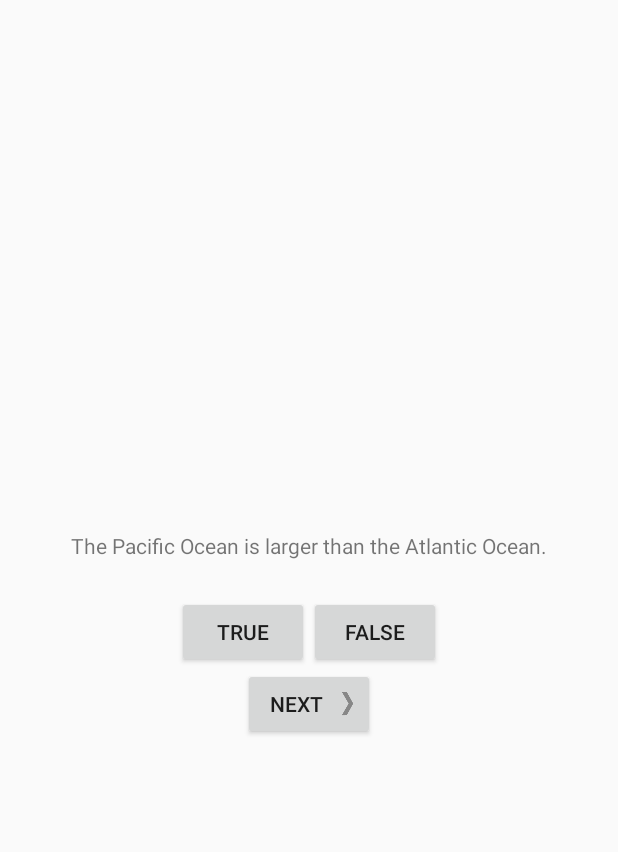
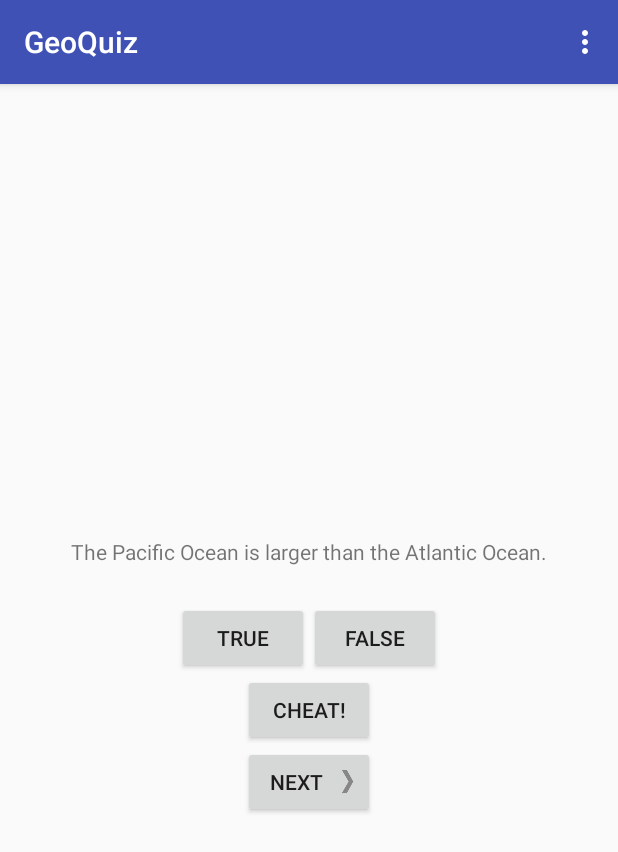
Before and after one commit to jcorpac/GeoQuiz, an Android app: the screen it shows after launch (QuizActivity), on a phone screen of 412 x 824 dp. Shown: the top 852 px of the screen. Run offline under Robolectric (Android 15) with nearby library versions, the phone set to English and light mode, and no system bars.

Commit message:
End of Chapter 5

```diff
--- a/app/src/main/AndroidManifest.xml
+++ b/app/src/main/AndroidManifest.xml
@@ -10,14 +10,16 @@
         android:theme="@style/AppTheme">
         <activity
             android:name=".QuizActivity"
-            android:label="@string/app_name"
-            android:theme="@style/AppTheme.NoActionBar">
+            android:label="@string/app_name">
             <intent-filter>
                 <action android:name="android.intent.action.MAIN" />
 
                 <category android:name="android.intent.category.LAUNCHER" />
             </intent-filter>
         </activity>
+        <activity
+            android:name=".CheatActivity"
+            android:label="@string/title_activity_cheat"></activity>
     </application>
 
 </manifest>
--- a/app/src/main/res/layout-land/activity_quiz.xml
+++ b/app/src/main/res/layout-land/activity_quiz.xml
@@ -31,7 +31,14 @@
     </LinearLayout>
 
     <Button
-        android:id="@+id/next_bbutton"
+        android:id="@+id/cheat_button"
+        android:layout_width="wrap_content"
+        android:layout_height="wrap_content"
+        android:layout_gravity="bottom|center"
+        android:text="@string/cheat_button" />
+
+    <Button
+        android:id="@+id/next_button"
         android:layout_width="wrap_content"
         android:layout_height="wrap_content"
         android:layout_gravity="bottom|right"
--- a/app/src/main/res/layout/activity_quiz.xml
+++ b/app/src/main/res/layout/activity_quiz.xml
@@ -31,7 +31,13 @@
     </LinearLayout>
 
     <Button
-        android:id="@+id/next_bbutton"
+        android:id="@+id/cheat_button"
+        android:layout_width="wrap_content"
+        android:layout_height="wrap_content"
+        android:text="@string/cheat_button" />
+
+    <Button
+        android:id="@+id/next_button"
         android:layout_width="wrap_content"
         android:layout_height="wrap_content"
         android:drawablePadding="4dp"
--- a/app/src/main/res/values/strings.xml
+++ b/app/src/main/res/values/strings.xml
@@ -12,4 +12,11 @@
     <string name="question_africa">The source of the Nile River is in Egypt.</string>
     <string name="question_americas">The Amazon River is the longest river in the Americas.</string>
     <string name="question_asia">Lake Baikai is the world\'s oldest and deepest freshwater lake.</string>
+
+    <!-- Cheater Strings -->
+    <string name="warning_text">Are you sure you want to do this?</string>
+    <string name="show_answer_button">Show Answer</string>
+    <string name="cheat_button">Cheat!</string>
+    <string name="judgment_toast">Cheating is wrong.</string>
+    <string name="title_activity_cheat">Cheat</string>
 </resources>
```
Also changed, not shown: app/src/main/java/com/bignerdranch/android/geoquiz/CheatActivity.java (added, +53 -0 lines), app/src/main/res/layout/activity_cheat.xml (added, +29 -0 lines), app/src/main/res/layout/content_quiz.xml (deleted, +0 -38 lines).
